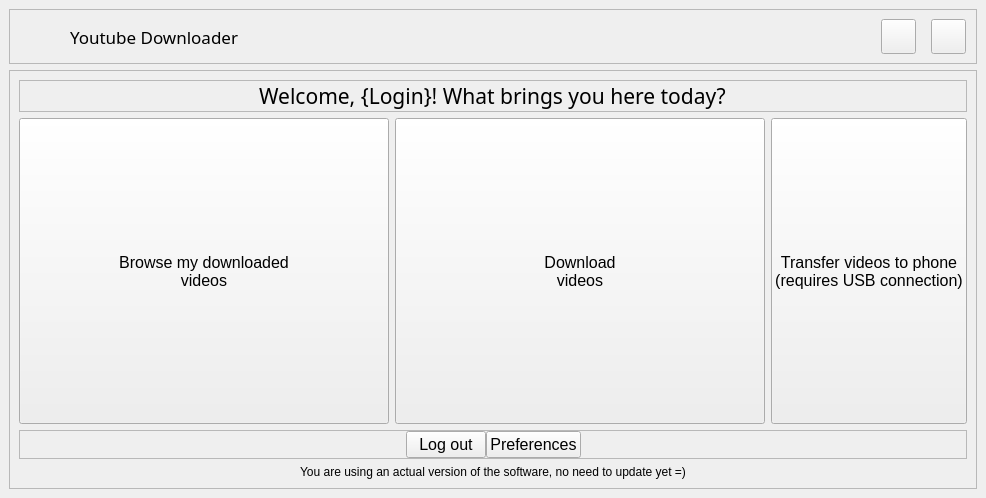
This is uis/mainPage.ui in QBoff/YouTube-Video-Downloader as Qt 5 draws it before an edit. The edited form follows.
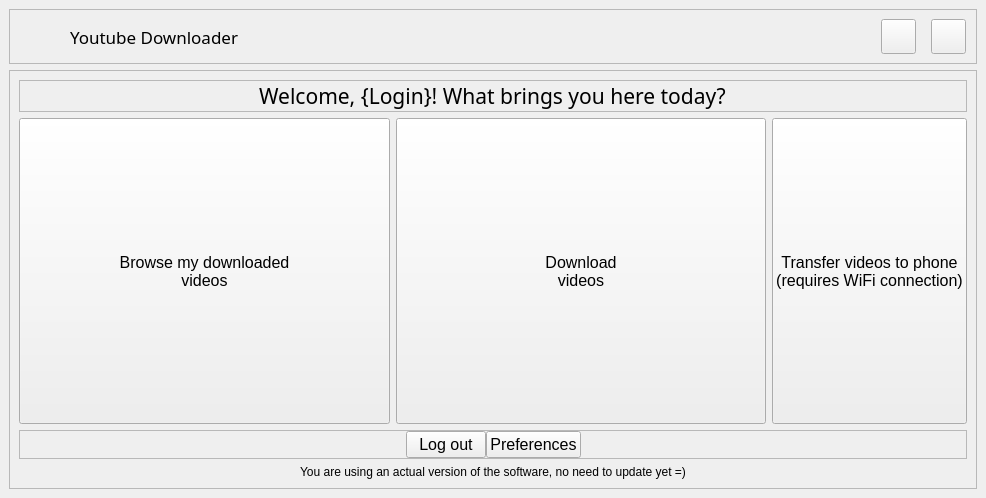
This is the edited form. Icons and pictures are not drawn.

What changed in the file:
```diff
--- a/uis/mainPage.ui
+++ b/uis/mainPage.ui
@@ -492,7 +492,7 @@
                </property>
                <property name="text">
                 <string>Transfer videos to phone
-(requires USB connection)</string>
+(requires WiFi connection)</string>
                </property>
                <property name="icon">
                 <iconset>
```
Left out of the diff: 2 changed lines with no effect on the pictures.
